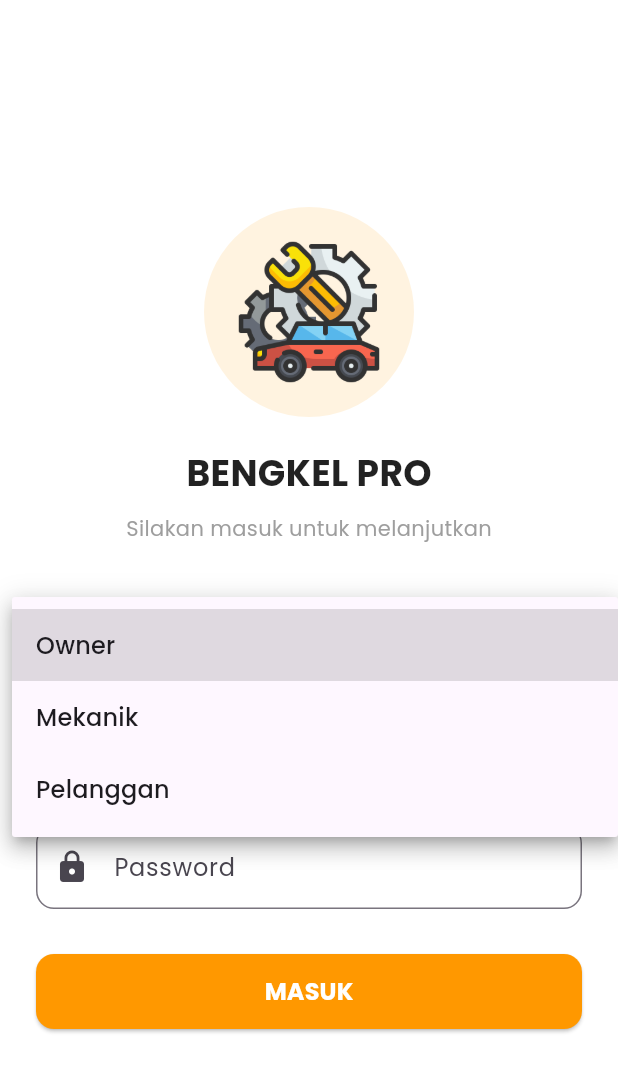
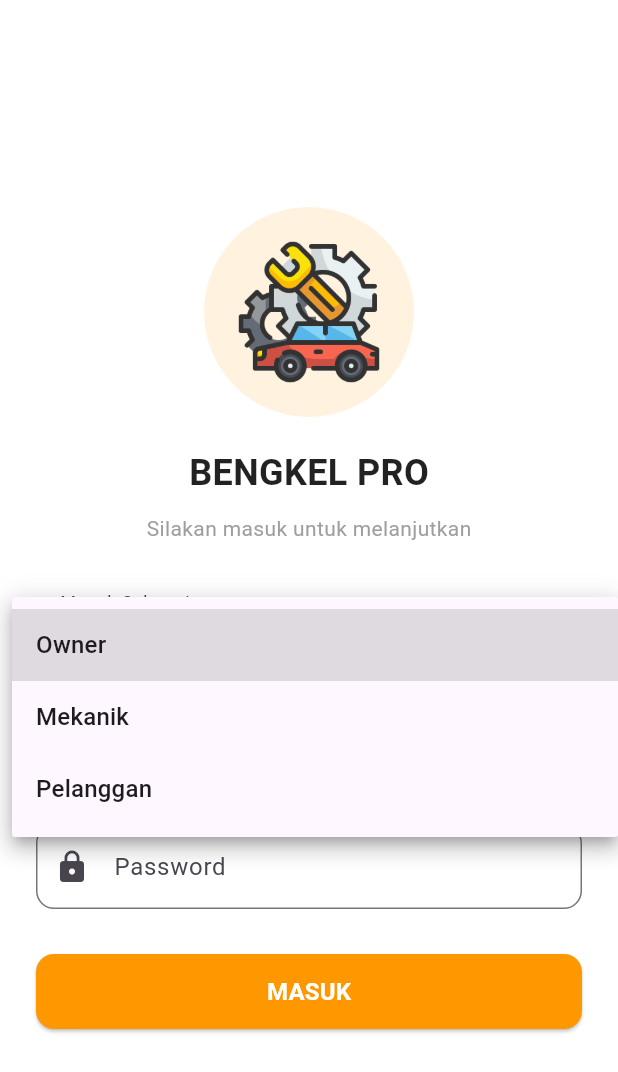
Before and after one commit to Altalea/bengkel_app_baru, a Flutter app: the screen it shows after launch, after a tap on "Owner", on a phone screen of 412 x 824 dp. Shown: the top 1072 px of the screen. Run offline on Flutter 3.47's test engine with Material 3 defaults, Android fonts, the phone set to English and light mode, and no system bars; our stand-ins replace image_picker, shared_preferences, sqflite; accounts and stored records are empty.

Commit message:
update tampilan loading awal

```diff
--- a/lib/main.dart
+++ b/lib/main.dart
@@ -1,9 +1,10 @@
 import 'package:flutter/material.dart';
-import 'package:google_fonts/google_fonts.dart';
-import 'theme_manager.dart';            // Import Remote
-import 'screens/login_page.dart';
 import 'screens/splash_screen.dart';
-void main() {
+import 'theme_manager.dart';
+
+void main() async {
+  WidgetsFlutterBinding.ensureInitialized();
+  await themeManager.loadTheme(); // LOAD TEMA
   runApp(const BengkelApp());
 }
 
@@ -12,51 +13,30 @@ class BengkelApp extends StatelessWidget {
 
   @override
   Widget build(BuildContext context) {
-    // PEMBUNGKUS UTAMA: Mendengarkan perubahan themeNotifier
-    return ValueListenableBuilder<bool>(
-      valueListenable: themeNotifier,
-      builder: (context, isDark, child) {
+    return AnimatedBuilder(
+      animation: themeManager,
+      builder: (context, child) {
         return MaterialApp(
           debugShowCheckedModeBanner: false,
-          title: 'Bengkel App',
-
-          // --- KONFIGURASI TEMA TERANG ---
+          title: 'Bengkel Pro',
           theme: ThemeData(
+            primarySwatch: Colors.orange,
             brightness: Brightness.light,
-            primarySwatch: Colors.orange,
-            scaffoldBackgroundColor: Colors.white,
-            textTheme: GoogleFonts.poppinsTextTheme(),
+            scaffoldBackgroundColor: Colors.grey[100],
             appBarTheme: const AppBarTheme(
               backgroundColor: Colors.white,
+              foregroundColor: Colors.black,
               elevation: 0,
-              iconTheme: IconThemeData(color: Colors.black),
-              titleTextStyle: TextStyle(color: Colors.black, fontSize: 20, fontWeight: FontWeight.bold),
             ),
           ),
-
-          // --- KONFIGURASI TEMA GELAP ---
           darkTheme: ThemeData(
             brightness: Brightness.dark,
             primarySwatch: Colors.orange,
             scaffoldBackgroundColor: const Color(0xFF121212),
-            textTheme: GoogleFonts.poppinsTextTheme(ThemeData.dark().textTheme),
-            appBarTheme: const AppBarTheme(
-              backgroundColor: Color(0xFF1F1F1F),
-              elevation: 0,
-              iconTheme: IconThemeData(color: Colors.white),
-              titleTextStyle: TextStyle(color: Colors.white, fontSize: 20, fontWeight: FontWeight.bold),
-            ),
-            inputDecorationTheme: InputDecorationTheme(
-              filled: true,
-              fillColor: const Color(0xFF2C2C2C),
-              labelStyle: const TextStyle(color: Colors.grey),
-              border: OutlineInputBorder(borderRadius: BorderRadius.circular(12)),
-            ),
+            appBarTheme: const AppBarTheme(backgroundColor: Color(0xFF1E1E1E), foregroundColor: Colors.white),
+            cardColor: const Color(0xFF1E1E1E),
           ),
-
-          // PENTING: Inilah yang menentukan aplikasi pakai baju yang mana
-          themeMode: isDark ? ThemeMode.dark : ThemeMode.light,
-
+          themeMode: themeManager.isDark ? ThemeMode.dark : ThemeMode.light,
           home: const SplashScreen(),
         );
       },
--- a/lib/theme_manager.dart
+++ b/lib/theme_manager.dart
@@ -1,5 +1,28 @@
 import 'package:flutter/material.dart';
+import 'package:shared_preferences/shared_preferences.dart';
 
-// Variabel global untuk menyimpan status tema
-// false = Terang, true = Gelap
-final ValueNotifier<bool> themeNotifier = ValueNotifier(false);
+class ThemeManager with ChangeNotifier {
+  static final ThemeManager _instance = ThemeManager._internal();
+  factory ThemeManager() => _instance;
+  ThemeManager._internal();
+
+  bool _isDark = false;
+  bool get isDark => _isDark;
+
+  // Load status saat aplikasi dibuka
+  Future<void> loadTheme() async {
+    final prefs = await SharedPreferences.getInstance();
+    _isDark = prefs.getBool('isDark') ?? false;
+    notifyListeners();
+  }
+
+  // Ganti tema dan simpan
+  Future<void> toggleTheme(bool value) async {
+    _isDark = value;
+    final prefs = await SharedPreferences.getInstance();
+    await prefs.setBool('isDark', value);
+    notifyListeners();
+  }
+}
+
+final themeManager = ThemeManager();
```
Also changed, not shown: lib/database_helper.dart (+18 -47 lines), lib/screens/home_screen.dart (+15 -3 lines), lib/screens/notification_screen.dart (added, +116 -0 lines), lib/screens/setting_screen.dart (+75 -39 lines).
